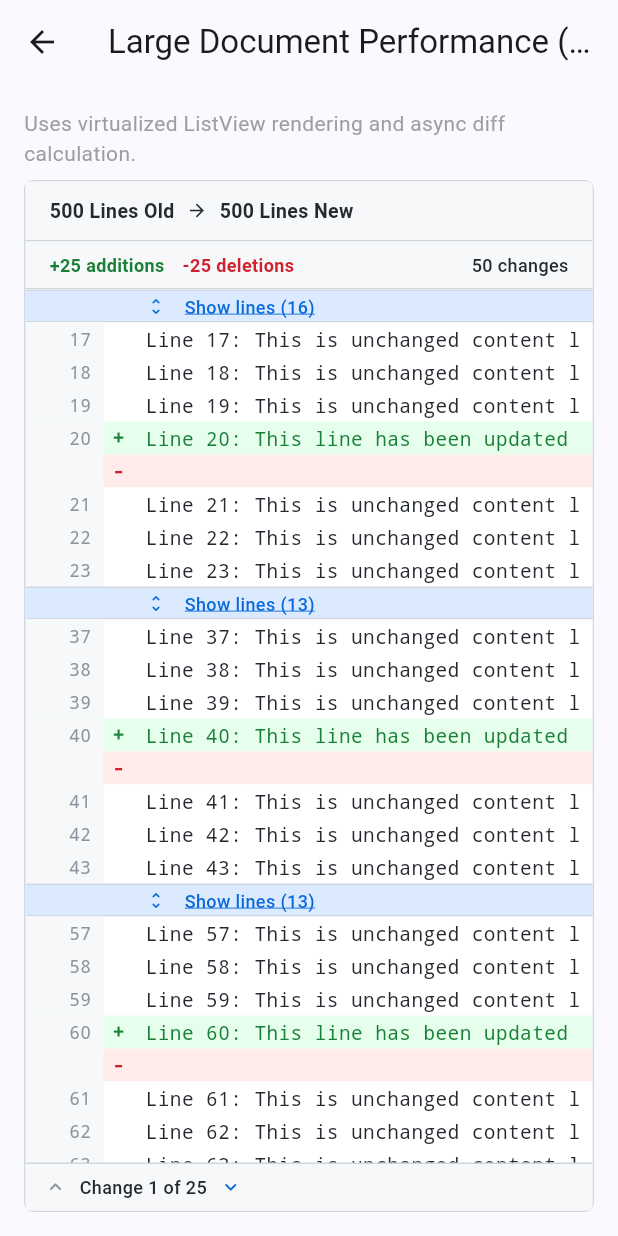
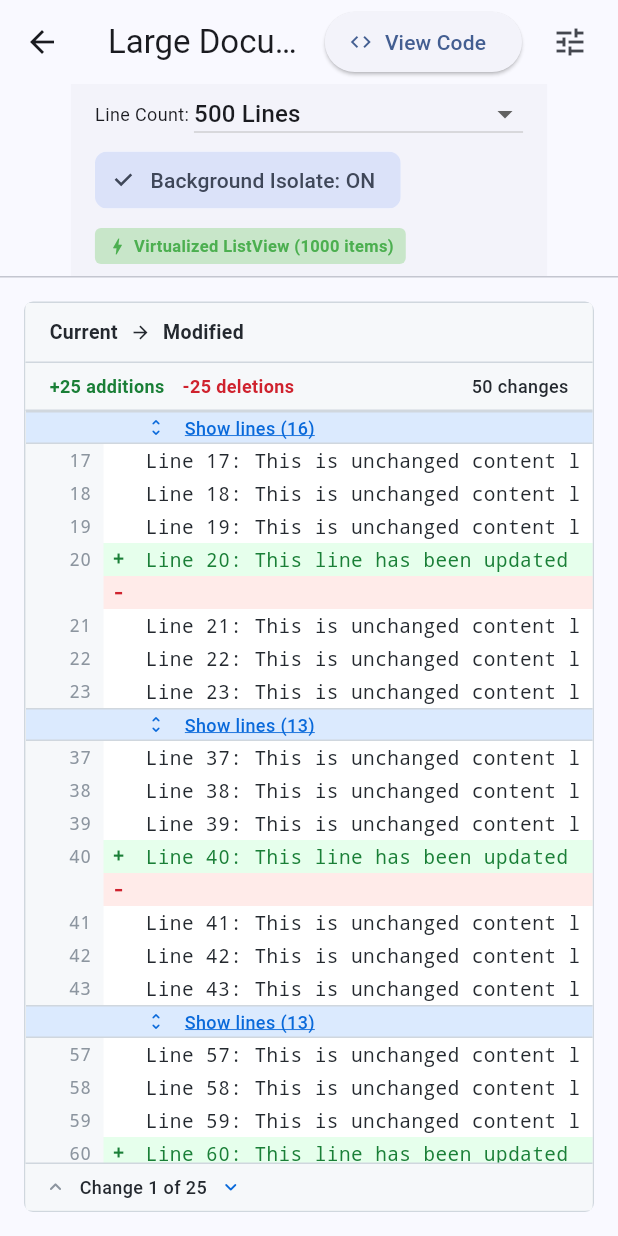
Before and after one commit to pavank0723/flutter_diff_viewer, a Flutter app: the LargeDocumentScreen screen opened directly, on a phone screen of 412 x 824 dp. Run offline on Flutter 3.47's test engine with Material 3 defaults, Android fonts, the phone set to English and light mode, and no system bars.

Commit message:
--UPDATE LargeDocumentScreen with performance controls and benchmarking tools

```diff
--- a/example/lib/screens/large_document_screen.dart
+++ b/example/lib/screens/large_document_screen.dart
@@ -1,45 +1,170 @@
 import 'package:flutter/material.dart';
 import 'package:flutter_diff_viewer/flutter_diff_viewer.dart';
 
+import '../playground/screens/playground_screen.dart';
 import '../sample_data.dart';
+import '../widgets/feature_code_dialog.dart';
 
-class LargeDocumentScreen extends StatelessWidget {
+class LargeDocumentScreen extends StatefulWidget {
   const LargeDocumentScreen({super.key});
 
   @override
+  State<LargeDocumentScreen> createState() => _LargeDocumentScreenState();
+}
+
+class _LargeDocumentScreenState extends State<LargeDocumentScreen> {
+  int _lineCount = 500;
+  bool _useIsolate = true;
+  late String _oldText;
+  late String _newText;
+
+  @override
+  void initState() {
+    super.initState();
+    _regenerateText();
+  }
+
+  void _regenerateText() {
+    _oldText = SampleData.generateLargeOld(_lineCount);
+    _newText = SampleData.generateLargeNew(_lineCount);
+  }
+
+  void _showCode() {
+    final code = '''
+DiffViewer(
+  oldContent: largeOldText, // $_lineCount lines
+  newContent: largeNewText, // $_lineCount lines
+  configuration: DiffViewerConfiguration.defaults().copyWith(
+    useIsolateForLargeDocuments: $_useIsolate,
+    collapseUnchangedLines: true,
+    contextLines: 3,
+  ),
+)''';
+
+    FeatureCodeDialog.show(
+      context,
+      title: 'Large Document Performance & Isolate Diffing',
+      description:
+          'Uses virtualized ListView rendering and Flutter background isolates (compute) for smooth 60fps diffing of 500+ line documents.',
+      code: code,
+    );
+  }
+
+  @override
   Widget build(BuildContext context) {
-    final oldText = SampleData.generateLargeOld(500);
-    final newText = SampleData.generateLargeNew(500);
+    final config = DiffViewerConfiguration.defaults().copyWith(
+      useIsolateForLargeDocuments: _useIsolate,
+      collapseUnchangedLines: true,
+      contextLines: 3,
+    );
 
     return Scaffold(
       appBar: AppBar(
-        title: const Text('Large Document Performance (500 Lines)'),
+        title: Text('Large Document Benchmark ($_lineCount Lines)'),
+        actions: [
+          ElevatedButton.icon(
+            icon: const Icon(Icons.code, size: 16),
+            label: const Text('View Code'),
+            onPressed: _showCode,
           ),
-      body: Padding(
-        padding: const EdgeInsets.all(16.0),
-        child: Column(
+          const SizedBox(width: 8),
+          IconButton(
+            icon: const Icon(Icons.tune),
+            tooltip: 'Customize in Studio',
+            onPressed: () {
+              Navigator.of(context).push(
+                MaterialPageRoute<void>(
+                  builder: (_) => const PlaygroundScreen(),
+                ),
+              );
+            },
+          ),
+          const SizedBox(width: 8),
+        ],
+      ),
+      body: Column(
         children: [
-            const Padding(
-              padding: EdgeInsets.only(bottom: 8.0),
-              child: Text(
-                'Uses virtualized ListView rendering and async diff calculation.',
-                style: TextStyle(color: Colors.grey),
+          // Control Bar
+          Container(
+            padding: const EdgeInsets.symmetric(horizontal: 16, vertical: 8),
+            color: Theme.of(context).colorScheme.surfaceContainerLow,
+            child: Wrap(
+              spacing: 16,
+              runSpacing: 8,
+              crossAxisAlignment: WrapCrossAlignment.center,
+              children: [
+                Row(
+                  mainAxisSize: MainAxisSize.min,
+                  children: [
+                    const Text('Line Count: ', style: TextStyle(fontSize: 12)),
+                    DropdownButton<int>(
+                      value: _lineCount,
+                      isDense: true,
+                      items: const [
+                        DropdownMenuItem(value: 100, child: Text('100 Lines')),
+                        DropdownMenuItem(value: 500, child: Text('500 Lines')),
+                        DropdownMenuItem(
+                            value: 1000,
+                            child: Text('1000 Lines (Isolate Active)')),
+                      ],
+                      onChanged: (val) {
+                        if (val != null) {
+                          setState(() {
+                            _lineCount = val;
+                            _regenerateText();
+                          });
+                        }
+                      },
+                    ),
+                  ],
+                ),
+                FilterChip(
+                  label:
+                      Text('Background Isolate: ${_useIsolate ? "ON" : "OFF"}'),
+                  selected: _useIsolate,
+                  onSelected: (val) => setState(() => _useIsolate = val),
+                ),
+                Container(
+                  padding:
+                      const EdgeInsets.symmetric(horizontal: 8, vertical: 4),
+                  decoration: BoxDecoration(
+                    color: Colors.green.shade100,
+                    borderRadius: BorderRadius.circular(4),
+                  ),
+                  child: Row(
+                    mainAxisSize: MainAxisSize.min,
+                    children: [
+                      const Icon(Icons.bolt, size: 14, color: Colors.green),
+                      const SizedBox(width: 4),
+                      Text(
+                        'Virtualized ListView (${_lineCount * 2} items)',
+                        style: const TextStyle(
+                            fontSize: 11,
+                            fontWeight: FontWeight.bold,
+                            color: Colors.green),
+                      ),
+                    ],
                   ),
                 ),
+              ],
+            ),
+          ),
+          const Divider(height: 1),
+
+          // Main View
           Expanded(
+            child: Padding(
+              padding: const EdgeInsets.all(16.0),
               child: DiffViewer(
-                oldContent: oldText,
-                newContent: newText,
-                oldLabel: '500 Lines Old',
-                newLabel: '500 Lines New',
-                configuration: DiffViewerConfiguration.defaults().copyWith(
-                  useIsolateForLargeDocuments: true,
+                key: ValueKey('large_${_lineCount}_$_useIsolate'),
+                oldContent: _oldText,
+                newContent: _newText,
+                configuration: config,
               ),
             ),
           ),
         ],
       ),
-      ),
     );
   }
 }
```
Lines whose indentation alone changed are shown as unchanged.
